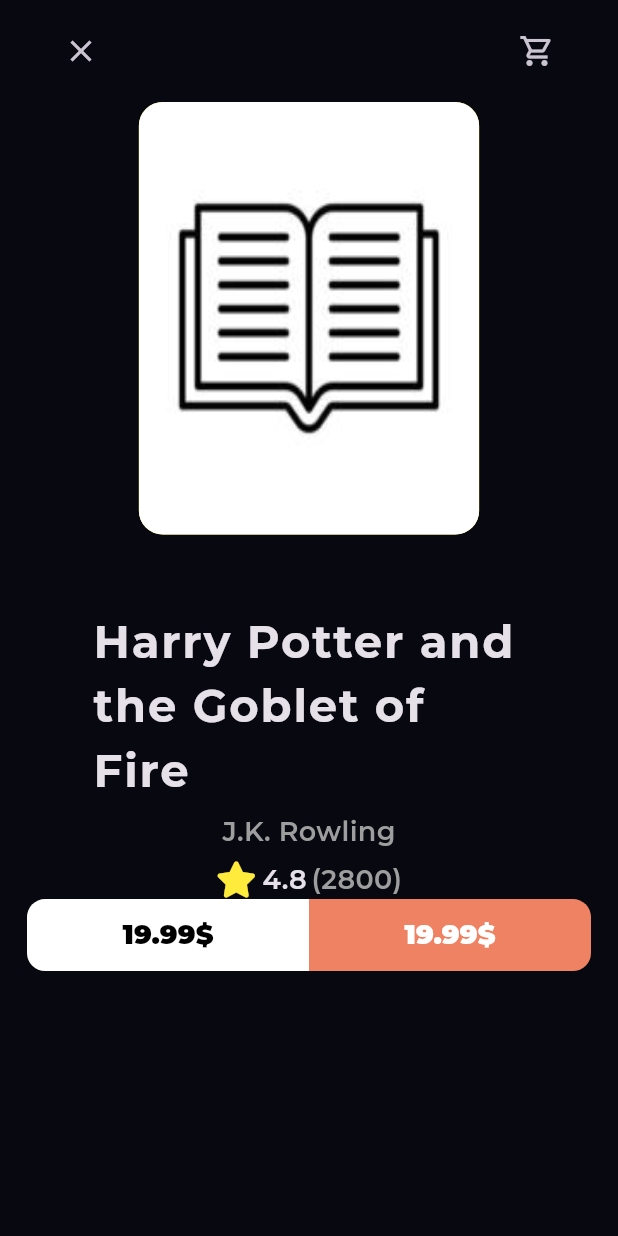
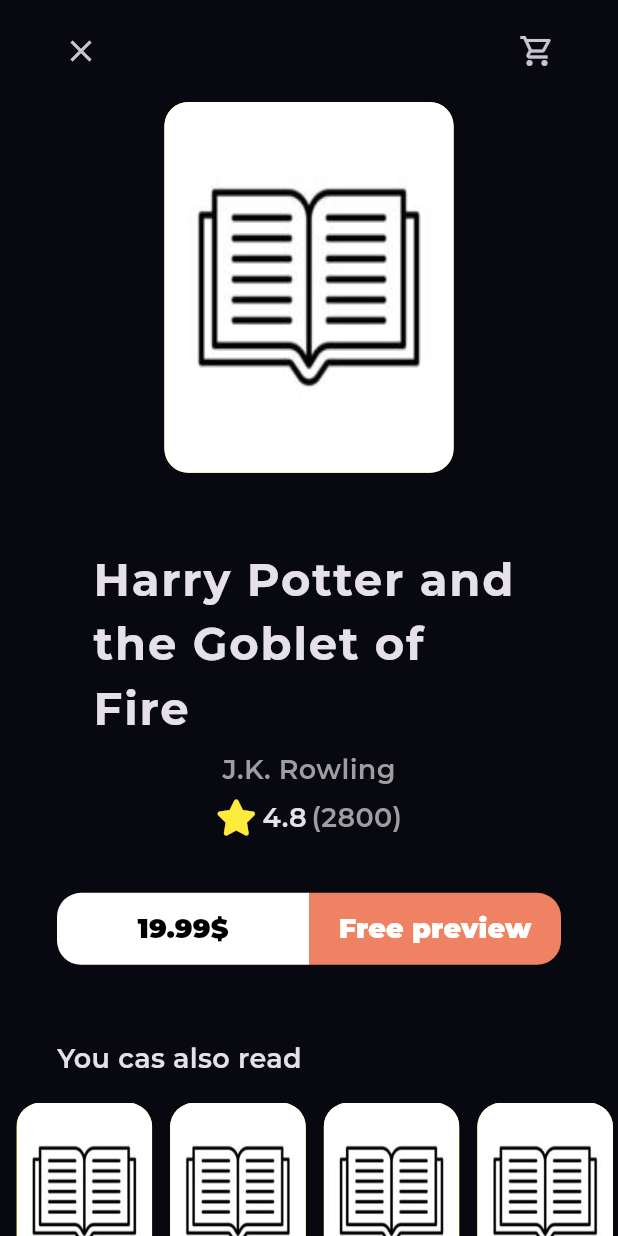
Before and after one commit to MohamedNaif/maktabati_app, a Flutter app: the BookDetailesView screen opened by its route, on a phone screen of 412 x 824 dp. Run offline on Flutter 3.47's test engine with Material 3 defaults, Android fonts, the phone set to English and light mode, and no system bars; our stand-ins replace font_awesome_flutter, go_router, google_fonts.

Commit message:
create similar books list view

```diff
--- a/lib/core/widgets/custom_bttn.dart
+++ b/lib/core/widgets/custom_bttn.dart
@@ -2,11 +2,17 @@
 import 'package:maktabati_app/core/utils/style.dart';
 
 class CustomBttn extends StatelessWidget {
-  const CustomBttn({super.key, required this.backgroundColor, required this.textColor,  this.borderRadius});
+  const CustomBttn(
+      {super.key,
+      required this.backgroundColor,
+      required this.textColor,
+      this.borderRadius,
+      required this.text});
 
   final Color backgroundColor;
   final Color textColor;
   final BorderRadius? borderRadius;
+  final String text;
 
   @override
   Widget build(BuildContext context) {
@@ -16,10 +22,11 @@
           style: TextButton.styleFrom(
               backgroundColor: backgroundColor,
               shape: RoundedRectangleBorder(
-                  borderRadius:borderRadius ?? BorderRadius.circular(112))),
+                  borderRadius: borderRadius ?? BorderRadius.circular(112))),
           onPressed: () {},
           child: Text(
-            r'19.99$',
+            text,
+
             style: Styles.textStyle18.copyWith(
               color: textColor,
               fontWeight: FontWeight.w900,
--- a/lib/features/home/presentation/views/widgets/book_action.dart
+++ b/lib/features/home/presentation/views/widgets/book_action.dart
@@ -1,6 +1,3 @@
-
-
-
 import 'package:flutter/material.dart';
 
 import '../../../../../core/widgets/custom_bttn.dart';
@@ -11,16 +8,17 @@
   @override
   Widget build(BuildContext context) {
     return const Padding(
-      padding: EdgeInsets.symmetric(horizontal: 18),
+      padding: EdgeInsets.symmetric(horizontal: 38),
       child: Row(
         children: [
           Expanded(
             child: CustomBttn(
+              text: r'19.99$',
               backgroundColor: Colors.white,
               textColor: Colors.black,
               borderRadius: BorderRadius.only(
-                bottomLeft: Radius.circular(12),
-                topLeft: Radius.circular(12),
+                bottomLeft: Radius.circular(16),
+                topLeft: Radius.circular(16),
               ),
             ),
           ),
@@ -29,9 +27,10 @@
               backgroundColor: Color(0xffEF8262),
               textColor: Colors.white,
               borderRadius: BorderRadius.only(
-                bottomRight: Radius.circular(12),
-                topRight: Radius.circular(12),
+                bottomRight: Radius.circular(16),
+                topRight: Radius.circular(16),
               ),
+              text: 'Free preview',
             ),
           ),
         ],
--- a/lib/features/home/presentation/views/widgets/book_detailes_body.dart
+++ b/lib/features/home/presentation/views/widgets/book_detailes_body.dart
@@ -1,14 +1,13 @@
 import 'package:flutter/material.dart';
-import 'package:flutter/rendering.dart';
-import 'package:flutter/widgets.dart';
-import 'package:maktabati_app/features/home/presentation/views/widgets/best_seller_list_view_item.dart';
+
 import 'package:maktabati_app/features/home/presentation/views/widgets/book_rating.dart';
 
 import '../../../../../core/utils/style.dart';
-import '../../../../../core/widgets/custom_bttn.dart';
+
 import 'book_action.dart';
 import 'custom_book_detailes_app_bar.dart';
 import 'custom_list_view_item.dart';
+import 'similar_books_list_view.dart';
 
 class BookDetailesBody extends StatelessWidget {
   const BookDetailesBody({super.key});
@@ -20,7 +19,7 @@
       children: [
         const CustomBookDetailesAppBar(),
         SizedBox(
-          height: MediaQuery.sizeOf(context).height * 0.35,
+          height: MediaQuery.sizeOf(context).height * 0.3,
           child: const CustomListViewItem(),
         ),
         const SizedBox(
@@ -42,7 +41,26 @@
         const BookRating(
           mainAxisAlignment: MainAxisAlignment.center,
         ),
-        const BookAction()
+        const SizedBox(
+          height: 37,
+        ),
+        const BookAction(),
+        const SizedBox(
+          height: 50,
+        ),
+        const Padding(
+          padding: EdgeInsets.only(left: 38.0),
+          child: Align(
+              alignment: Alignment.centerLeft,
+              child: Text('You cas also read', style: Styles.textStyle18)),
+        ),
+        const SizedBox(
+          height: 16,
+        ),
+        const SimilarBooksListView(),
+        const SizedBox(
+          height: 40,
+        ),
       ],
     ));
   }
--- /dev/null
+++ b/lib/features/home/presentation/views/widgets/similar_books_list_view.dart
@@ -0,0 +1,25 @@
+
+
+
+import 'package:flutter/material.dart';
+
+import 'custom_list_view_item.dart';
+
+class SimilarBooksListView extends StatelessWidget {
+  const SimilarBooksListView({super.key});
+
+  @override
+  Widget build(BuildContext context) {
+    return SizedBox(
+      height: MediaQuery.sizeOf(context).height * 0.15,
+      child: Padding(
+        padding: const EdgeInsets.only(left: 5),
+        child: ListView.builder(
+            scrollDirection: Axis.horizontal,
+            itemBuilder: (context, index) {
+              return const CustomListViewItem();
+            }),
+      ),
+    );
+  }
+}
```
